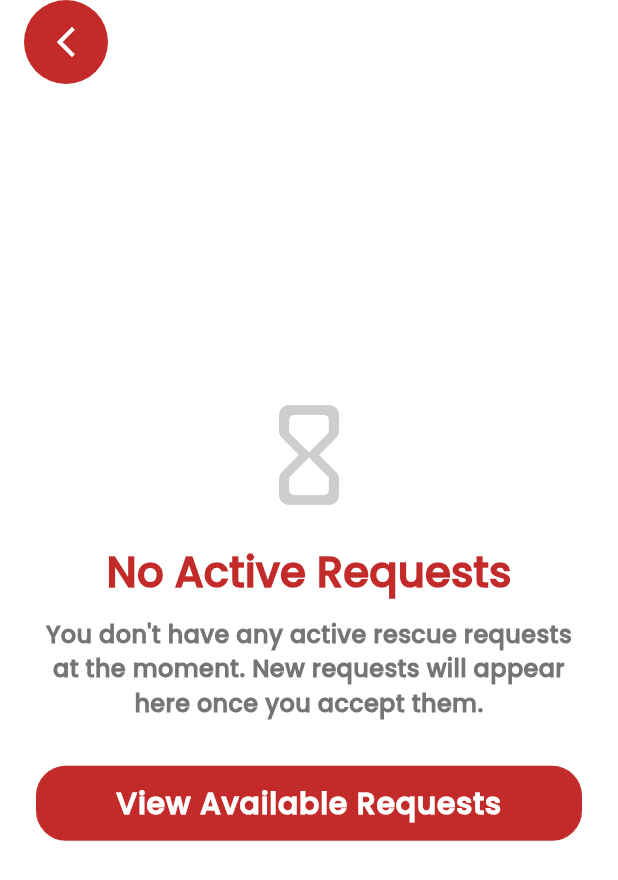
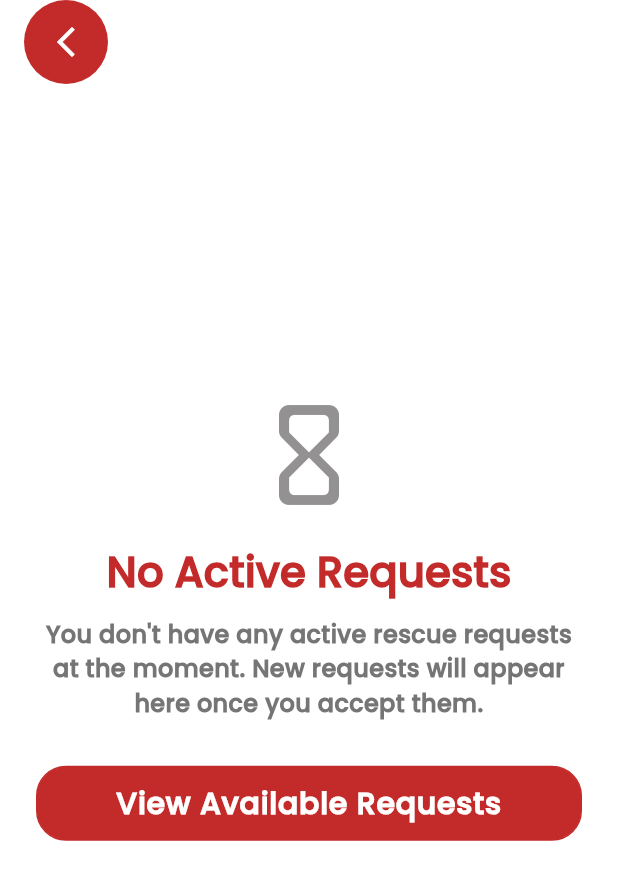
Before and after one commit to Momen0Waleed/Car-E-Rescue, a Flutter app: the MechanicCurrentRequestView screen opened by its route, on a phone screen of 412 x 824 dp. Shown: the top 880 px of the screen. Run offline on Flutter 3.47's test engine with Material 3 defaults, Android fonts, the phone set to English and light mode, and no system bars; drawn by our look-alikes of flutter_bounceable; our stand-ins replace animated_text_kit, bot_toast, dio, flutter_easyloading, flutter_map, geolocator and 3 more; accounts and stored records are empty; network calls fail.

Commit message:
Adjust some Mechanic Functions V2

```diff
--- a/lib/modules/mechanic/home/sub_modules/current_request/view/mechanic_current_request_view.dart
+++ b/lib/modules/mechanic/home/sub_modules/current_request/view/mechanic_current_request_view.dart
@@ -226,7 +226,7 @@ Widget _buildErrorState(BuildContext context, MechanicCurrentRequestViewModel vm
           Icon(
              Icons.hourglass_empty_rounded,
               size: 80,
-              color: Colors.grey.withOpacity(0.5)
+              color: AppColors.grey
           ),
           const SizedBox(height: 20),
 
```
